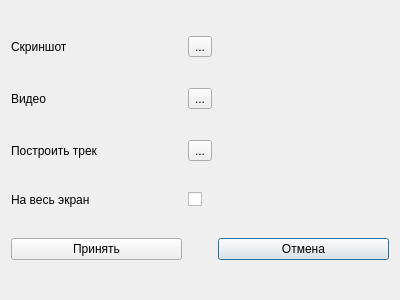
Old version of the form forms/setting.ui in the repository Godnessli/AutoScreenshooter_ver_2.
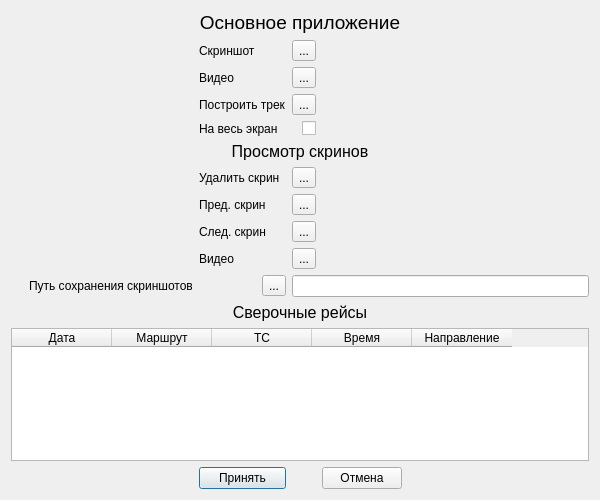
New version of the form.

Patch:
```diff
--- a/forms/setting.ui
+++ b/forms/setting.ui
@@ -6,100 +6,314 @@
    <rect>
     <x>0</x>
     <y>0</y>
-    <width>400</width>
-    <height>300</height>
+    <width>600</width>
+    <height>500</height>
    </rect>
   </property>
+  <property name="minimumSize">
+   <size>
+    <width>600</width>
+    <height>500</height>
+   </size>
+  </property>
+  <property name="maximumSize">
+   <size>
+    <width>600</width>
+    <height>500</height>
+   </size>
+  </property>
   <property name="windowTitle">
    <string>Dialog</string>
   </property>
   <layout class="QGridLayout" name="gridLayout">
-   <item row="2" column="0">
-    <widget class="QLabel" name="labelBld">
+   <item row="7" column="3">
+    <widget class="QLabel" name="prevScrLbl">
      <property name="text">
-      <string>Построить трек</string>
+      <string/>
      </property>
     </widget>
    </item>
-   <item row="0" column="1">
+   <item row="9" column="1">
+    <widget class="QLabel" name="label_5">
+     <property name="text">
+      <string>Видео</string>
+     </property>
+    </widget>
+   </item>
+   <item row="1" column="3">
+    <widget class="QLabel" name="labelScrCh">
+     <property name="text">
+      <string/>
+     </property>
+    </widget>
+   </item>
+   <item row="1" column="2">
     <widget class="QToolButton" name="toolScr">
      <property name="text">
       <string>...</string>
      </property>
     </widget>
    </item>
-   <item row="4" column="2">
-    <widget class="QPushButton" name="cancel">
+   <item row="2" column="0">
+    <spacer name="horizontalSpacer">
+     <property name="orientation">
+      <enum>Qt::Horizontal</enum>
+     </property>
+     <property name="sizeHint" stdset="0">
+      <size>
+       <width>40</width>
+       <height>20</height>
+      </size>
+     </property>
+    </spacer>
+   </item>
+   <item row="3" column="3">
+    <widget class="QLabel" name="labelBldCh">
      <property name="text">
-      <string>Отмена</string>
+      <string/>
      </property>
     </widget>
    </item>
-   <item row="4" column="0">
-    <widget class="QPushButton" name="accept">
-     <property name="text">
-      <string>Принять</string>
-     </property>
+   <item row="14" column="0" colspan="5">
+    <widget class="QTableWidget" name="tableWidget">
+     <column>
+      <property name="text">
+       <string>Дата</string>
+      </property>
+     </column>
+     <column>
+      <property name="text">
+       <string>Маршрут</string>
+      </property>
+     </column>
+     <column>
+      <property name="text">
+       <string>ТС</string>
+      </property>
+     </column>
+     <column>
+      <property name="text">
+       <string>Время</string>
+      </property>
+     </column>
+     <column>
+      <property name="text">
+       <string>Направление</string>
+      </property>
+     </column>
     </widget>
    </item>
    <item row="1" column="1">
-    <widget class="QToolButton" name="toolVid">
-     <property name="text">
-      <string>...</string>
-     </property>
-    </widget>
-   </item>
-   <item row="1" column="0">
-    <widget class="QLabel" name="labeVid">
-     <property name="text">
-      <string>Видео</string>
-     </property>
-    </widget>
-   </item>
-   <item row="0" column="0">
     <widget class="QLabel" name="labelScr">
      <property name="text">
       <string>Скриншот</string>
      </property>
     </widget>
    </item>
-   <item row="0" column="2">
-    <widget class="QLabel" name="labelScrCh">
+   <item row="3" column="2" alignment="Qt::AlignRight">
+    <widget class="QToolButton" name="toolBld">
      <property name="text">
-      <string/>
+      <string>...</string>
      </property>
     </widget>
    </item>
-   <item row="1" column="2">
+   <item row="6" column="1">
+    <widget class="QLabel" name="label_2">
+     <property name="text">
+      <string>Удалить скрин</string>
+     </property>
+    </widget>
+   </item>
+   <item row="2" column="3">
     <widget class="QLabel" name="labelVidCh">
      <property name="text">
       <string/>
      </property>
     </widget>
    </item>
+   <item row="11" column="0" alignment="Qt::AlignRight">
+    <widget class="QLabel" name="labelSavePath">
+     <property name="text">
+      <string>Путь сохранения скриншотов</string>
+     </property>
+    </widget>
+   </item>
+   <item row="15" column="1">
+    <widget class="QPushButton" name="accept">
+     <property name="text">
+      <string>Принять</string>
+     </property>
+    </widget>
+   </item>
+   <item row="11" column="2" colspan="3">
+    <widget class="QLineEdit" name="screenSavePath">
+     <property name="readOnly">
+      <bool>true</bool>
+     </property>
+    </widget>
+   </item>
+   <item row="7" column="1">
+    <widget class="QLabel" name="label_3">
+     <property name="text">
+      <string>Пред. скрин</string>
+     </property>
+    </widget>
+   </item>
+   <item row="3" column="1">
+    <widget class="QLabel" name="labelBld">
+     <property name="text">
+      <string>Построить трек</string>
+     </property>
+    </widget>
+   </item>
+   <item row="0" column="0" colspan="5">
+    <widget class="QLabel" name="label_11">
+     <property name="font">
+      <font>
+       <fontweight>DemiBold</fontweight>
+      </font>
+     </property>
+     <property name="text">
+      <string>&lt;html&gt;&lt;head/&gt;&lt;body&gt;&lt;p align=&quot;center&quot;&gt;&lt;span style=&quot; font-size:14pt;&quot;&gt;Основное приложение&lt;/span&gt;&lt;/p&gt;&lt;/body&gt;&lt;/html&gt;</string>
+     </property>
+    </widget>
+   </item>
+   <item row="15" column="3">
+    <widget class="QPushButton" name="cancel">
+     <property name="text">
+      <string>Отмена</string>
+     </property>
+    </widget>
+   </item>
    <item row="2" column="2">
-    <widget class="QLabel" name="labelBldCh">
+    <widget class="QToolButton" name="toolVid">
+     <property name="text">
+      <string>...</string>
+     </property>
+    </widget>
+   </item>
+   <item row="9" column="3">
+    <widget class="QLabel" name="vidScrLbl">
      <property name="text">
       <string/>
      </property>
     </widget>
    </item>
+   <item row="8" column="1">
+    <widget class="QLabel" name="label_4">
+     <property name="text">
+      <string>След. скрин</string>
+     </property>
+    </widget>
+   </item>
+   <item row="6" column="2">
+    <widget class="QToolButton" name="deleteScrTB">
+     <property name="text">
+      <string>...</string>
+     </property>
+    </widget>
+   </item>
    <item row="2" column="1">
-    <widget class="QToolButton" name="toolBld">
+    <widget class="QLabel" name="labeVid">
      <property name="text">
+      <string>Видео</string>
+     </property>
+    </widget>
+   </item>
+   <item row="8" column="2">
+    <widget class="QToolButton" name="nextScrTB">
+     <property name="text">
       <string>...</string>
      </property>
     </widget>
    </item>
-   <item row="3" column="0">
+   <item row="6" column="3">
+    <widget class="QLabel" name="deleteScrLbl">
+     <property name="text">
+      <string/>
+     </property>
+    </widget>
+   </item>
+   <item row="7" column="2">
+    <widget class="QToolButton" name="prevScrTB">
+     <property name="text">
+      <string>...</string>
+     </property>
+    </widget>
+   </item>
+   <item row="5" column="0" colspan="5">
+    <widget class="QLabel" name="label_10">
+     <property name="font">
+      <font>
+       <fontweight>DemiBold</fontweight>
+      </font>
+     </property>
+     <property name="text">
+      <string>&lt;html&gt;&lt;head/&gt;&lt;body&gt;&lt;p align=&quot;center&quot;&gt;&lt;span style=&quot; font-size:12pt;&quot;&gt;Просмотр скринов&lt;/span&gt;&lt;/p&gt;&lt;/body&gt;&lt;/html&gt;</string>
+     </property>
+    </widget>
+   </item>
+   <item row="2" column="4">
+    <spacer name="horizontalSpacer_2">
+     <property name="orientation">
+      <enum>Qt::Horizontal</enum>
+     </property>
+     <property name="sizeHint" stdset="0">
+      <size>
+       <width>40</width>
+       <height>20</height>
+      </size>
+     </property>
+    </spacer>
+   </item>
+   <item row="11" column="1" alignment="Qt::AlignRight">
+    <widget class="QToolButton" name="screenSavePathChange">
+     <property name="layoutDirection">
+      <enum>Qt::LeftToRight</enum>
+     </property>
+     <property name="text">
+      <string>...</string>
+     </property>
+    </widget>
+   </item>
+   <item row="9" column="2">
+    <widget class="QToolButton" name="vidScrTB">
+     <property name="text">
+      <string>...</string>
+     </property>
+    </widget>
+   </item>
+   <item row="13" column="0" colspan="5">
+    <widget class="QLabel" name="label">
+     <property name="font">
+      <font>
+       <fontweight>DemiBold</fontweight>
+      </font>
+     </property>
+     <property name="text">
+      <string>&lt;html&gt;&lt;head/&gt;&lt;body&gt;&lt;p align=&quot;center&quot;&gt;&lt;span style=&quot; font-size:12pt;&quot;&gt;Сверочные рейсы&lt;/span&gt;&lt;/p&gt;&lt;/body&gt;&lt;/html&gt;</string>
+     </property>
+    </widget>
+   </item>
+   <item row="8" column="3">
+    <widget class="QLabel" name="nextScrLbl">
+     <property name="text">
+      <string/>
+     </property>
+    </widget>
+   </item>
+   <item row="4" column="1">
     <widget class="QLabel" name="labelFullScreen">
      <property name="text">
       <string>На весь экран</string>
      </property>
     </widget>
    </item>
-   <item row="3" column="1">
+   <item row="4" column="2">
     <widget class="QCheckBox" name="cBFullScreen">
+     <property name="layoutDirection">
+      <enum>Qt::RightToLeft</enum>
+     </property>
      <property name="text">
       <string/>
      </property>
```
